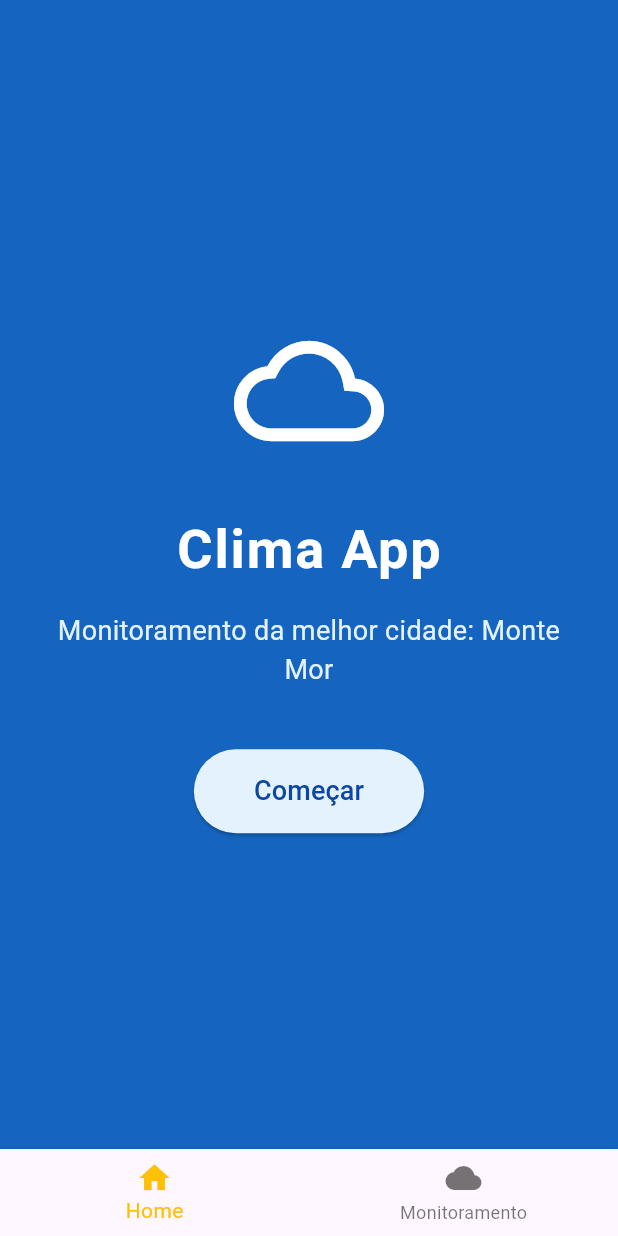
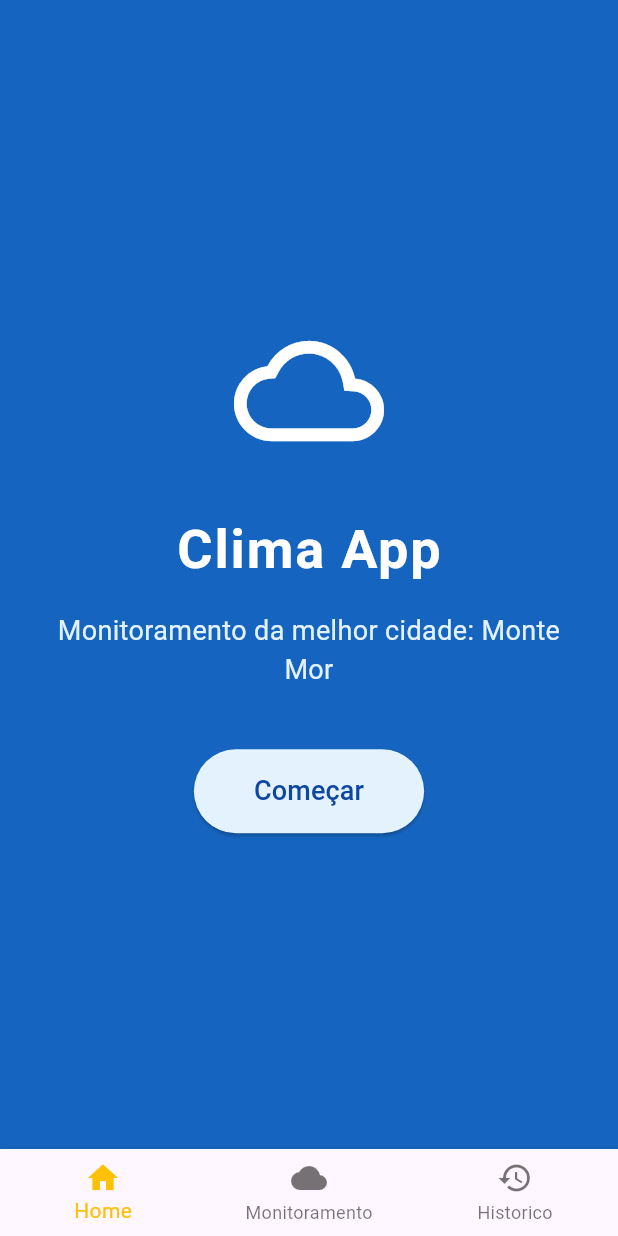
Before and after one commit to Viniciusalmei/AulasMobile, a Flutter app: the screen it shows after launch, on a phone screen of 412 x 824 dp. Run offline on Flutter 3.47's test engine with Material 3 defaults, Android fonts, the phone set to English and light mode, and no system bars; our stand-ins replace cloud_firestore, firebase_core; accounts and stored records are empty.

Commit message:
final aula 08.04

```diff
--- a/firebaseapp/lib/navigation.dart
+++ b/firebaseapp/lib/navigation.dart
@@ -19,7 +19,7 @@ class _NavAppState extends State<NavApp> {
     static List<Widget> _widgetOptions = <Widget> [  //Lista das nossas telas.
       HomeScreen(),
       ClimateScreen(),
-
+      ClimateHistoryScreen()
 
 
     ];
@@ -49,6 +49,10 @@ class _NavAppState extends State<NavApp> {
             label: 'Monitoramento',
             backgroundColor: Colors.cyan
             ),
+            BottomNavigationBarItem(icon: Icon(Icons.history),
+            label: 'Historico',
+            backgroundColor: Colors.cyan
+            ),
 
 
 
```
Also changed, not shown: firebaseapp/lib/history.dart (+35 -1 lines).
